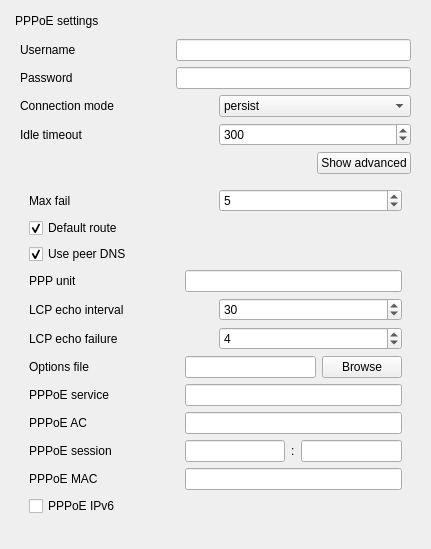
The window that sources/gui/src/pppoewidget.ui (arcan1s/netctl-gui) describes before a commit, drawn with Qt 5.
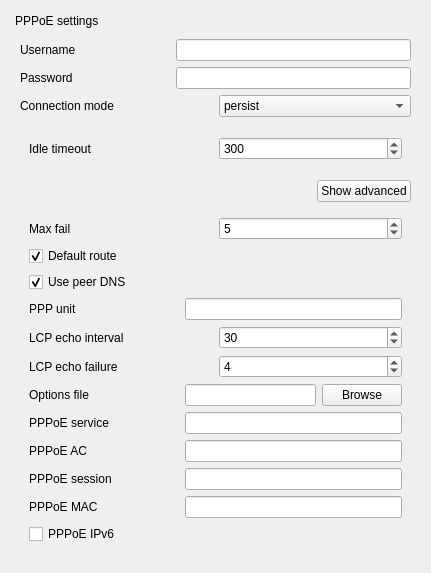
The same window after the commit.

Commit message: pppoe widget has been completed

The edit to the form file:
```diff
--- a/sources/gui/src/pppoewidget.ui
+++ b/sources/gui/src/pppoewidget.ui
@@ -7,7 +7,7 @@
     <x>0</x>
     <y>0</y>
     <width>431</width>
-    <height>549</height>
+    <height>573</height>
    </rect>
   </property>
   <property name="windowTitle">
@@ -16,12 +16,6 @@
   <layout class="QVBoxLayout" name="verticalLayout">
    <item>
     <widget class="QDockWidget" name="dockWidget_pppoe">
-     <property name="minimumSize">
-      <size>
-       <width>319</width>
-       <height>47</height>
-      </size>
-     </property>
      <property name="features">
       <set>QDockWidget::NoDockWidgetFeatures</set>
      </property>
@@ -113,6 +107,7 @@
         </layout>
        </item>
        <item>
+        <widget class="QWidget" name="widget_timeout" native="true">
         <layout class="QHBoxLayout" name="layout_timeout">
          <item>
           <widget class="QLabel" name="label_timeout">
@@ -144,6 +139,7 @@
           </widget>
          </item>
         </layout>
+        </widget>
        </item>
        <item>
         <layout class="QHBoxLayout" name="layout_pppoeAdvanced">
@@ -410,21 +406,7 @@
              </widget>
             </item>
             <item>
-             <widget class="QLineEdit" name="lineEdit_sessionId">
-              <property name="toolTip">
-               <string>This option specifies an existing session to attach to, session ID</string>
-              </property>
-             </widget>
-            </item>
-            <item>
-             <widget class="QLabel" name="label_sessionSep">
-              <property name="text">
-               <string>:</string>
-              </property>
-             </widget>
-            </item>
-            <item>
-             <widget class="QLineEdit" name="lineEdit_sessionMac">
+             <widget class="QLineEdit" name="lineEdit_session">
               <property name="toolTip">
                <string>This option specifies an existing session to attach to, MAC address</string>
               </property>
```
Lines whose indentation alone changed are shown as unchanged. The commit also changes 2 other files.
